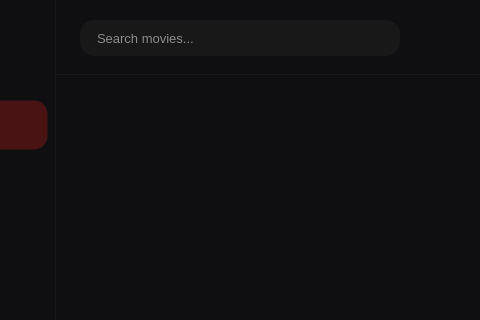
codingburgas/2526-9-CPP-SprintProject-Certa.dev, file presentationLayer/layout/layout.ui: the form before one commit; both pictures show x 194 to 674 and y 0 to 320 of the 1000 by 750 pixel window.
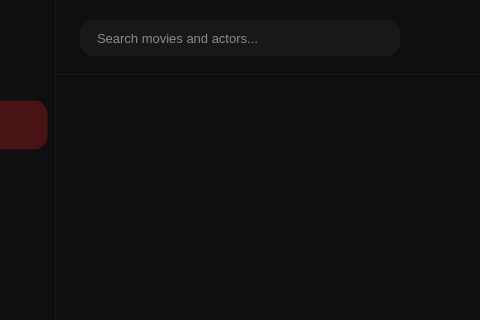
The form after the commit. The open tabs and pages were chosen to show the change. Icons and pictures are not drawn.

Commit message: feat(search): implement global search page, closes #26

```diff
--- a/presentationLayer/layout/layout.ui
+++ b/presentationLayer/layout/layout.ui
@@ -474,7 +474,7 @@
           </rect>
          </property>
          <property name="placeholderText">
-          <string>Search movies...</string>
+          <string>Search movies and actors...</string>
          </property>
          <property name="clearButtonEnabled">
           <bool>true</bool>
```
Left out of the diff: 16 changed lines with no effect on the pictures. The commit also changes 12 other files.
